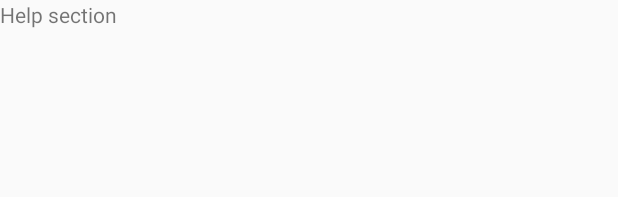
After one commit to jebstern/PetrolBook, an Android app: the layout fragment_help.xml on its own in the app's theme, with its tools: preview values and no code run, on a phone screen of 412 x 824 dp. The commit adds this screen. Shown: the top 197 px of the screen. Run offline under Robolectric (Android 15) with nearby library versions, the phone set to English and light mode, and no system bars.

Commit message:
readme update, new HelpFragment, new icons

```diff
--- a/app/build.gradle
+++ b/app/build.gradle
@@ -30,7 +30,7 @@ dependencies {
     compile 'com.android.support:preference-v14:24.2.1'
     compile 'com.android.support:support-v4:24.2.1'
     compile 'com.android.support:recyclerview-v7:24.2.1'
-    compile 'com.google.android.gms:play-services:9.4.0'
+    compile 'com.google.android.gms:play-services:9.6.1'
     compile 'com.squareup.retrofit2:retrofit:2.1.0'
     compile 'com.squareup.retrofit2:converter-gson:2.1.0'
     compile 'io.reactivex:rxandroid:1.2.1'
--- /dev/null
+++ b/app/src/main/res/layout/fragment_help.xml
@@ -0,0 +1,13 @@
+<FrameLayout xmlns:android="http://schemas.android.com/apk/res/android"
+    xmlns:tools="http://schemas.android.com/tools"
+    android:layout_width="match_parent"
+    android:layout_height="match_parent"
+    tools:context="com.jebstern.petrolbook.fragments.HelpFragment">
+
+
+    <TextView
+        android:layout_width="match_parent"
+        android:layout_height="match_parent"
+        android:text="Help section" />
+
+</FrameLayout>
```
Also changed, not shown: app/src/main/java/com/jebstern/petrolbook/fragments/HelpFragment.java (added, +26 -0 lines), app/src/main/res/layout/fragment_new_refuel.xml (+34 -6 lines), app/src/main/res/menu/activity_main_drawer.xml (+6 -1 lines), 1 other file.
